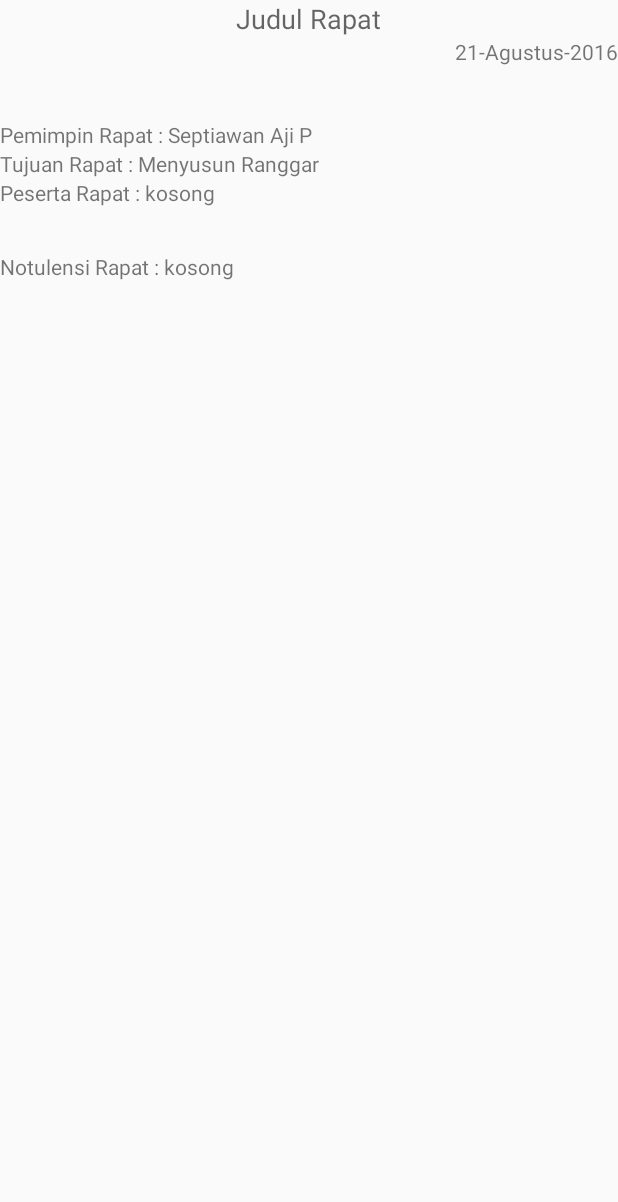
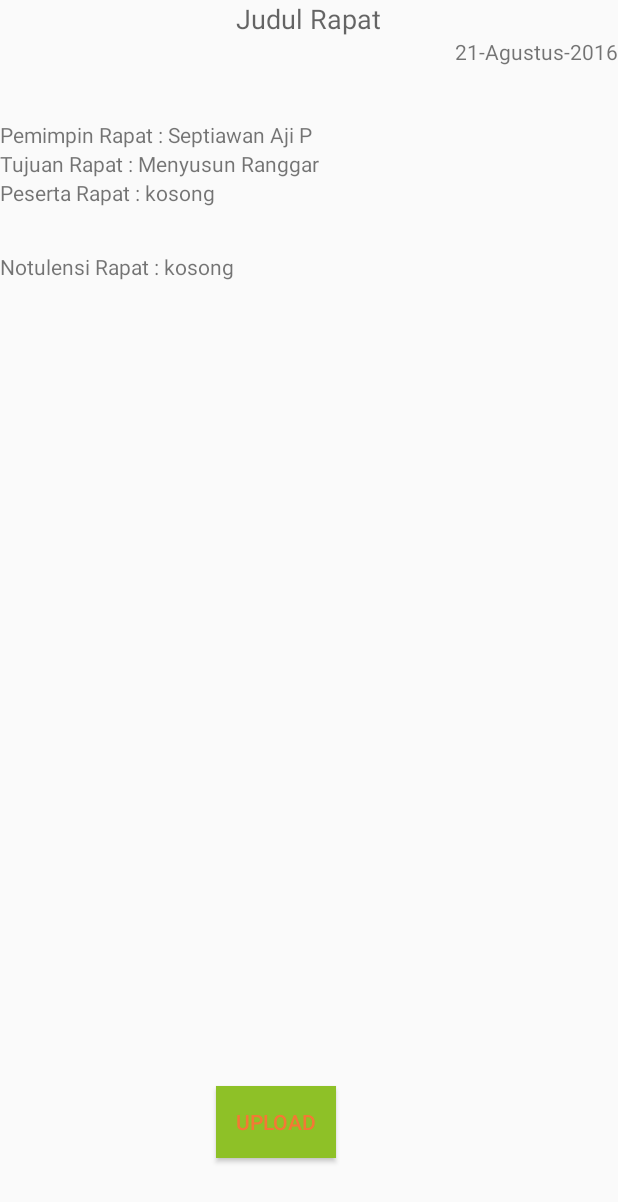
Before and after one commit to SeptiawanAjiP/knowledgeminer, an Android app: the layout detail_rapat.xml on its own in the app's theme, with its tools: preview values and no code run, on a phone screen of 412 x 824 dp. Shown: the top 1202 px of the screen. Run offline under Robolectric (Android 15) with nearby library versions, the phone set to English and light mode, and no system bars.

```diff
--- a/app/src/main/java/com/bradleybossard/speech_to_textdemo/Connection/Connection.java
+++ b/app/src/main/java/com/bradleybossard/speech_to_textdemo/Connection/Connection.java
@@ -4,7 +4,7 @@ package com.bradleybossard.speech_to_textdemo.Connection;
  * Created by Septiawan Aji P on 8/16/2016.
  */
 public class Connection {
-    private static final String URL = "http://192.168.1.105/dmkm/koneksi.php?";
+    private static final String URL = "http://datamining.hol.es/koneksi.php?";
     private static final String KODE = "kode";
     private static final String GET_STATUS_LOGIN = "getStatusLogin";
     private static final String GET_NAMA = "getNama";
--- a/app/src/main/res/layout/detail_rapat.xml
+++ b/app/src/main/res/layout/detail_rapat.xml
@@ -75,7 +75,7 @@
             android:layout_marginTop="30dp" />
     </ScrollView>
     <Button
-        android:layout_width="wrap_content"
+        android:layout_width="80dp"
         android:layout_height="wrap_content"
         android:id="@+id/btn_upload"
         android:text="Upload"
@@ -86,7 +86,7 @@
         android:layout_toRightOf="@+id/detail_peserta_rapat"
         android:layout_toEndOf="@+id/detail_peserta_rapat"
         android:layout_marginBottom="52dp"
-        android:visibility="gone"></Button>
+        android:visibility="visible"></Button>
 
     <TextView
         android:layout_width="wrap_content"
```
